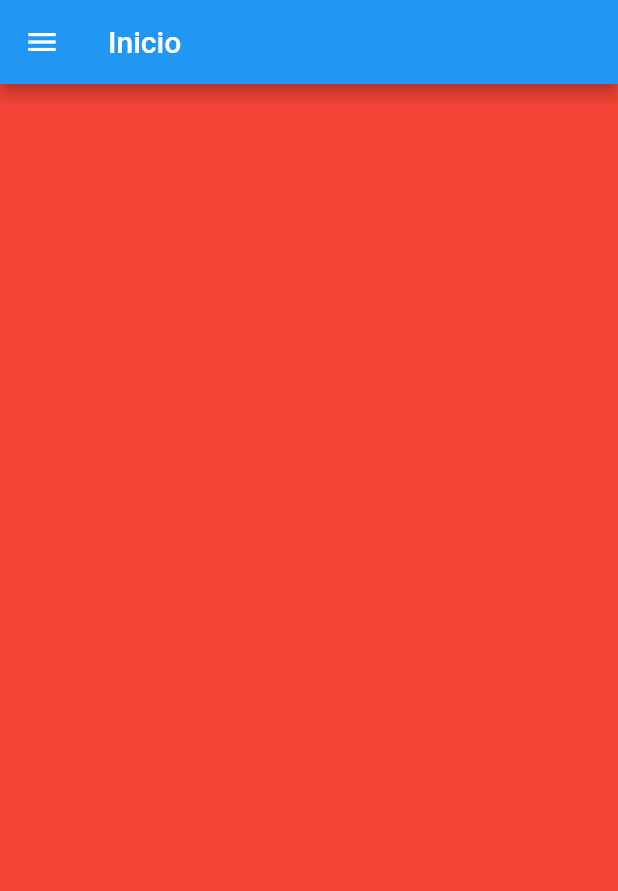
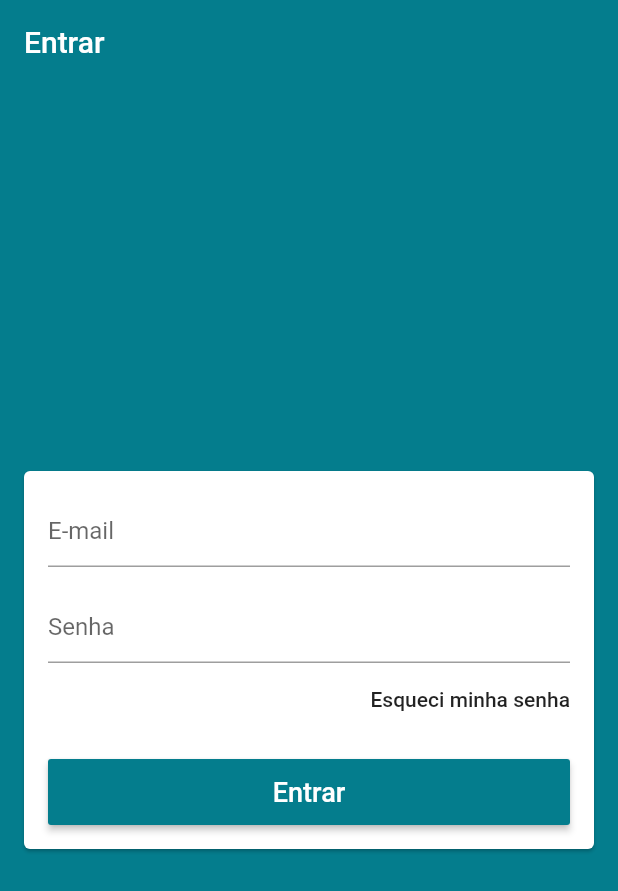
Before and after one commit to HelioVieiraSilvaJr/loja_virtual_flutter, a Flutter app: the screen it shows after launch, on a phone screen of 412 x 824 dp. Shown: the top 891 px of the screen. Run offline on Flutter 3.47's test engine with Material 2 defaults, Android fonts, the phone set to English and light mode, and no system bars; our stand-ins replace firebase_auth; accounts and stored records are empty.

Commit message:
added LoginScreen + Lint.

```diff
--- /dev/null
+++ b/lib/Commons/Helpers/FirebaseErrors.dart
@@ -0,0 +1,25 @@
+String getErrorString(String code) {
+  switch (code) {
+    case 'ERROR_WEAK_PASSWORD':
+      return 'Sua senha é muito fraca.';
+    case 'ERROR_INVALID_EMAIL':
+      return 'Seu e-mail é inválido.';
+    case 'ERROR_EMAIL_ALREADY_IN_USE':
+      return 'E-mail já está sendo utilizado em outra conta.';
+    case 'ERROR_INVALID_CREDENTIAL':
+      return 'Seu e-mail é inválido.';
+    case 'ERROR_WRONG_PASSWORD':
+      return 'Sua senha está incorreta.';
+    case 'ERROR_USER_NOT_FOUND':
+      return 'Não há usuário com este e-mail.';
+    case 'ERROR_USER_DISABLED':
+      return 'Este usuário foi desabilitado.';
+    case 'ERROR_TOO_MANY_REQUESTS':
+      return 'Muitas solicitações. Tente novamente mais tarde.';
+    case 'ERROR_OPERATION_NOT_ALLOWED':
+      return 'Operação não permitida.';
+
+    default:
+      return 'Um erro indefinido ocorreu.';
+  }
+}
--- /dev/null
+++ b/lib/Commons/Helpers/Validators.dart
@@ -0,0 +1,5 @@
+bool emailValid(String email){
+  final RegExp regex = RegExp(
+      r"^(([^<>()[\]\\.,;:\s@\']+(\.[^<>()[\]\\.,;:\s@\']+)*)|(\'.+\'))@((\[[0-9]{1,3}\.[0-9]{1,3}\.[0-9]{1,3}\.[0-9]{1,3}\])|(([a-zA-Z\-0-9]+\.)+[a-zA-Z]{2,}))$");
+  return regex.hasMatch(email);
+}
--- /dev/null
+++ b/lib/Commons/Model/User.dart
@@ -0,0 +1,7 @@
+class User {
+
+  User({this.email, this.password});
+
+  String email;
+  String password;
+}
--- a/lib/Screens/BaseScreens.dart
+++ b/lib/Screens/BaseScreens.dart
@@ -1,5 +1,6 @@
 import 'package:flutter/material.dart';
 import 'package:loja_virtual_flutter/Commons/DrawerCustom/DrawerCustom.dart';
+import 'package:loja_virtual_flutter/Screens/Login/LoginScreen.dart';
 import 'package:loja_virtual_flutter/Screens/PageManager.dart';
 import 'package:provider/provider.dart';
 
@@ -20,40 +21,33 @@ class _BaseScreensState extends State<BaseScreens> {
         controller: pageController,
         physics: const NeverScrollableScrollPhysics(),
         children: <Widget>[
+          LoginScreen(),
           Scaffold(
             drawer: DrawerCustom(),
             appBar: AppBar(
               title: Text("Inicio"),
             ),
-            body: Container(
-              color: Colors.red,
-            ),
+            body: Container(),
           ),
           Scaffold(
             drawer: DrawerCustom(),
             appBar: AppBar(
               title: Text("Produtos"),
             ),
-            body: Container(
-              color: Colors.green,
-            ),
+            body: Container(),
           ),Scaffold(
             drawer: DrawerCustom(),
             appBar: AppBar(
               title: Text("Meus Pedidos"),
             ),
-            body: Container(
-              color: Colors.blue,
-            ),
+            body: Container(),
           ),
           Scaffold(
             drawer: DrawerCustom(),
             appBar: AppBar(
               title: Text("Lojas"),
             ),
-            body: Container(
-              color: Colors.yellow,
-            ),
+            body: Container(),
           ),
         ],
       ),
--- /dev/null
+++ b/lib/Screens/Login/LoginScreen.dart
@@ -0,0 +1,125 @@
+import 'package:flutter/material.dart';
+import 'package:loja_virtual_flutter/Commons/Helpers/Validators.dart';
+import 'package:loja_virtual_flutter/Commons/Model/User.dart';
+import 'package:loja_virtual_flutter/Commons/UserManager.dart';
+import 'package:provider/provider.dart';
+
+class LoginScreen extends StatefulWidget {
+  @override
+  _LoginScreenState createState() => _LoginScreenState();
+}
+
+class _LoginScreenState extends State<LoginScreen> {
+
+  bool _isLoading = false;
+  TextEditingController emailController = TextEditingController();
+  TextEditingController passwordController = TextEditingController();
+  final GlobalKey<FormState> formKey = GlobalKey<FormState>();
+  final GlobalKey<ScaffoldState> scaffoldState = GlobalKey<ScaffoldState>();
+
+  set isLoading(bool value) {
+    setState(() {
+      _isLoading = value;
+    });
+  }
+
+  @override
+  Widget build(BuildContext context) {
+
+    return Scaffold(
+      key: scaffoldState,
+      appBar: AppBar(
+        title: Text("Entrar"),
+      ),
+      body: Center(
+        child: Form(
+          key: formKey,
+          child: Card(
+            margin: const EdgeInsets.symmetric(horizontal: 16),
+            child: ListView(
+              shrinkWrap: true,
+              padding: EdgeInsets.all(16),
+              children: <Widget>[
+                TextFormField(
+                  controller: emailController,
+                  enabled: !_isLoading,
+                  decoration: InputDecoration(hintText: "E-mail"),
+                  keyboardType: TextInputType.emailAddress,
+                  autocorrect: false,
+                  validator: (email) {
+                    if(!emailValid(email))
+                      return "E-mail inválido!";
+                    return null;
+                  },
+                ),
+                const SizedBox(height: 16,),
+                TextFormField(
+                  controller: passwordController,
+                  enabled: !_isLoading,
+                  decoration: InputDecoration(hintText: "Senha"),
+                  autocorrect: false,
+                  obscureText: true,
+                  validator: (password) {
+                    if (password.isEmpty || password.length < 6)
+                      return "senha inválida!";
+                    return null;
+                  },
+                ),
+                Align(
+                  alignment: Alignment.centerRight,
+                  child: FlatButton(
+                    onPressed: () {
+
+                    },
+                    padding: EdgeInsets.zero,
+                    child: const Text("Esqueci minha senha"),
+                  ),
+                ),
+                const SizedBox(height: 16,),
+                SizedBox(
+                  height: 44,
+                  child: RaisedButton(
+                    onPressed: _isLoading ? null : () {
+                      if(formKey.currentState.validate()) {
+                        isLoading = true;
+                        context.read<UserManager>().singIn(
+                            user: User(
+                                email: emailController.text,
+                                password: passwordController.text
+                            ),
+                            onSuccess: () {
+                              isLoading = false;
+                              // TODO: FECHAR TELA DE LOGIN
+                            },
+                            onFail: (e) {
+                              isLoading = false;
+                              scaffoldState.currentState.showSnackBar(
+                                  SnackBar(
+                                    content: Text("Falha ao entrar: $e"),
+                                    backgroundColor: Colors.red,
+                                  )
+                              );
+                            }
+                        );
+                      }
+                    },
+                    color: Theme.of(context).primaryColor,
+                    disabledColor: Theme.of(context).primaryColor.withAlpha(100),
+                    textColor: Colors.white,
+                    child: _isLoading ?
+                      CircularProgressIndicator(
+                        valueColor: AlwaysStoppedAnimation(Colors.white),
+                      ) :
+                      Text("Entrar",
+                        style: TextStyle(fontSize: 18),
+                      ),
+                  ),
+                )
+              ],
+            ),
+          ),
+        ),
+      ),
+    );
+  }
+}
--- a/lib/Screens/PageManager.dart
+++ b/lib/Screens/PageManager.dart
@@ -4,7 +4,7 @@ class PageManager {
 
   PageManager(this._pageController);
 
-  PageController _pageController;
+  final PageController _pageController;
   int page = 0;
 
   void setPage(int value) {
--- a/lib/main.dart
+++ b/lib/main.dart
@@ -1,9 +1,30 @@
 import 'package:flutter/material.dart';
+import 'package:loja_virtual_flutter/Commons/UserManager.dart';
 import 'package:loja_virtual_flutter/Screens/BaseScreens.dart';
+import 'package:provider/provider.dart';
 
 void main() {
-  runApp(MaterialApp(
-    debugShowCheckedModeBanner: false,
-    home: BaseScreens(),
-  ));
+  runApp(MyApp());
 }
+
+class MyApp extends StatelessWidget {
+  @override
+  Widget build(BuildContext context) {
+
+    return Provider(
+      create: (_) => UserManager(),
+      child: MaterialApp(
+        theme: ThemeData(
+            primaryColor: const Color.fromARGB(255, 4, 125, 141),
+            scaffoldBackgroundColor: const Color.fromARGB(255, 4, 125, 141),
+            appBarTheme: AppBarTheme(
+                elevation: 0
+            ),
+            visualDensity: VisualDensity.adaptivePlatformDensity
+        ),
+        debugShowCheckedModeBanner: false,
+        home: BaseScreens(),
+      ),
+    );
+  }
+}
--- a/pubspec.yaml
+++ b/pubspec.yaml
@@ -36,6 +36,7 @@ dependencies:
 dev_dependencies:
   flutter_test:
     sdk: flutter
+  lint: ^1.0.0
 
 # For information on the generic Dart part of this file, see the
 # following page: https://dart.dev/tools/pub/pubspec
```
Also changed, not shown: lib/Commons/DrawerCustom/DrawerTile.dart (+4 -3 lines), lib/Commons/UserManager.dart (added, +36 -0 lines), pubspec.lock.
